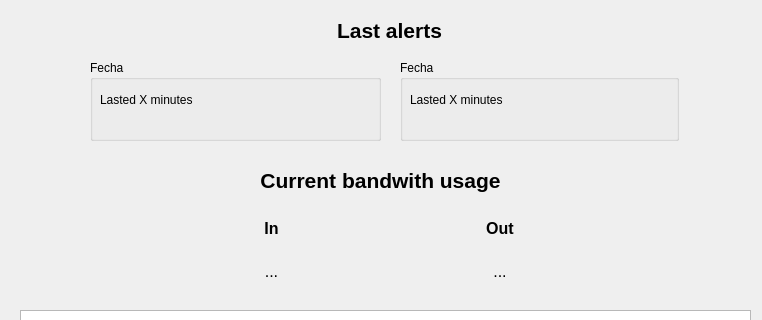
This is gui/mainwindow.ui in andyy-nr/dos-attack-detector as Qt 5 draws it before an edit; both pictures show x 0 to 762 and y 0 to 320 of the 762 by 620 pixel window. The edited form follows.
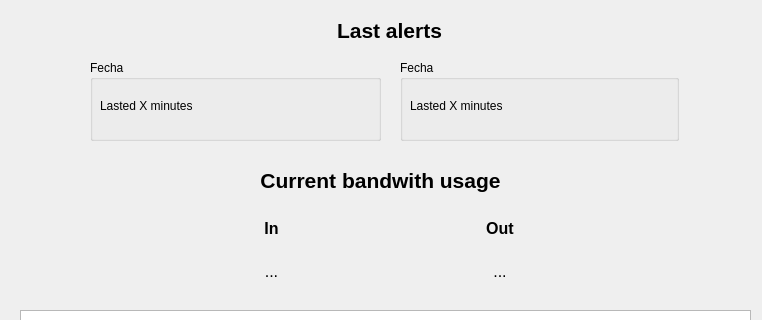
This is the edited form.

Commit message: Change size of labels

Patch:
```diff
--- a/gui/mainwindow.ui
+++ b/gui/mainwindow.ui
@@ -201,8 +201,8 @@
       <rect>
        <x>10</x>
        <y>30</y>
-       <width>171</width>
-       <height>20</height>
+       <width>251</width>
+       <height>31</height>
       </rect>
      </property>
      <property name="text">
@@ -227,8 +227,8 @@
       <rect>
        <x>10</x>
        <y>30</y>
-       <width>171</width>
-       <height>20</height>
+       <width>261</width>
+       <height>31</height>
       </rect>
      </property>
      <property name="text">
```
The commit also changes 5 other files.
